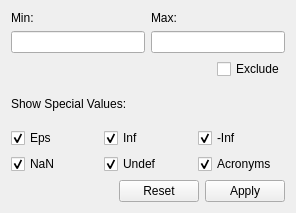
Before: the Qt Designer form src/gdxviewer/valuefilterwidget.ui in GAMS-dev/studio, drawn with Qt 5.
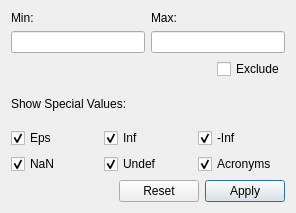
After: the same form once the commit is applied.

Commit message: Enter and Return keys can be used to click the apply button by default in filters

What changed in the file:
```diff
--- a/src/gdxviewer/valuefilterwidget.ui
+++ b/src/gdxviewer/valuefilterwidget.ui
@@ -209,6 +209,12 @@
        <property name="text">
         <string>Apply</string>
        </property>
+       <property name="autoDefault">
+        <bool>true</bool>
+       </property>
+       <property name="default">
+        <bool>true</bool>
+       </property>
       </widget>
      </item>
     </layout>
```
The commit also changes 5 other files.
